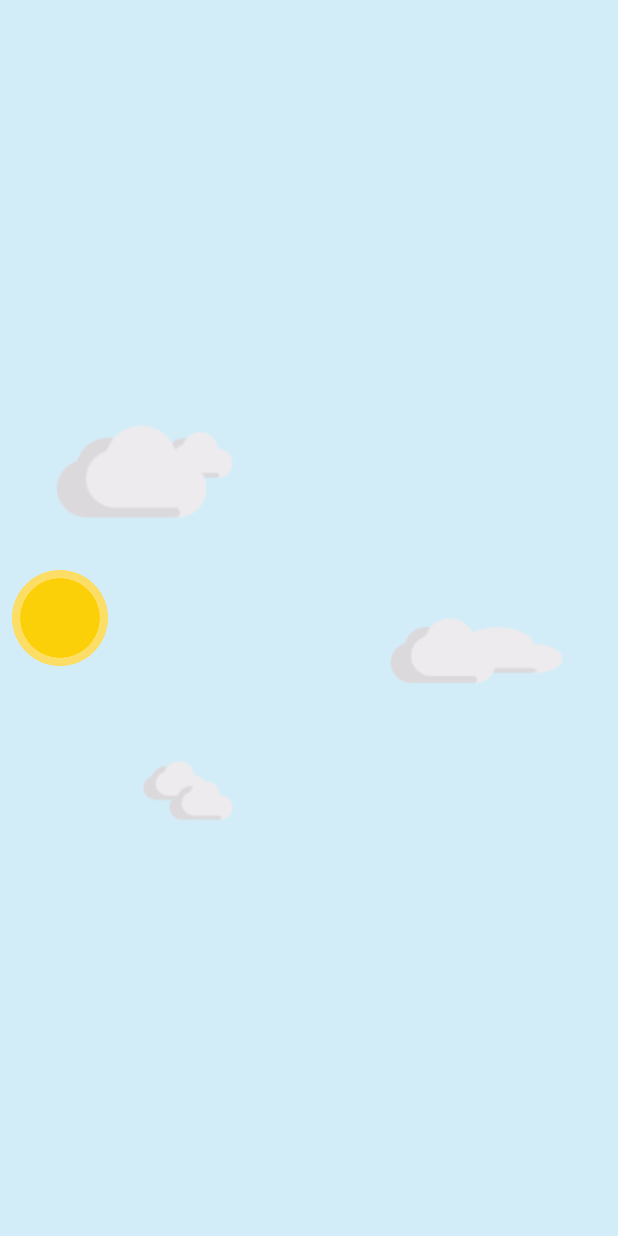
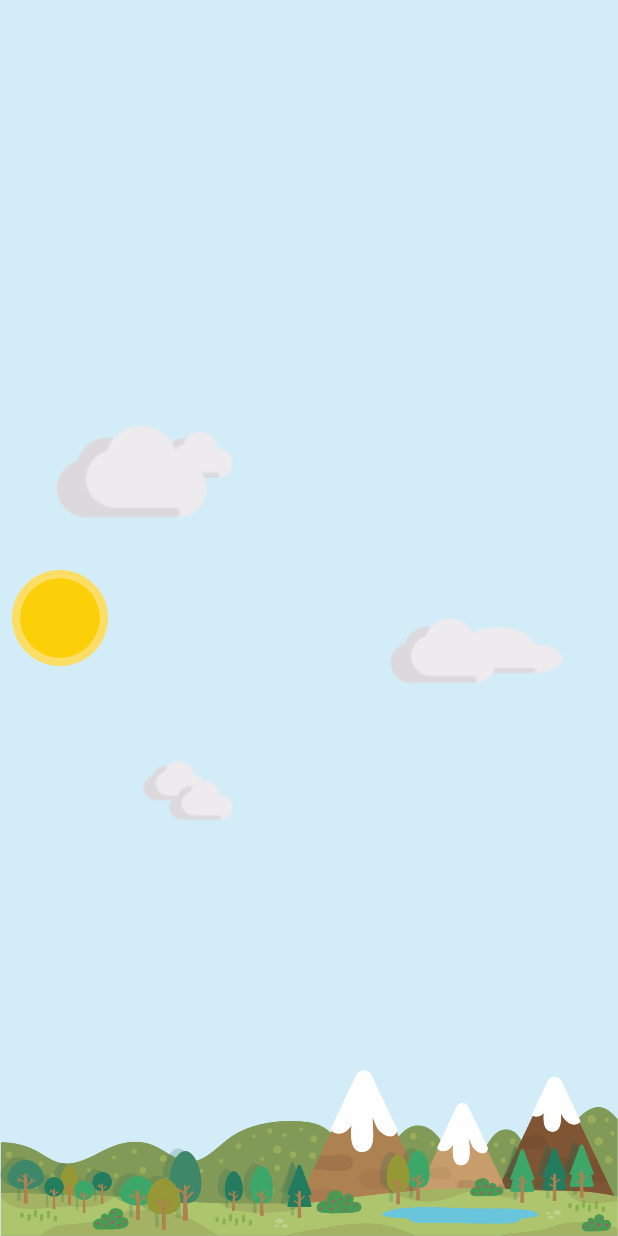
Before and after one commit to AshtonYoon/day-and-night, an Android app: the screen it shows after launch (MainActivity), on a phone screen of 412 x 824 dp. Run offline under Robolectric (Android 15) with nearby library versions, the phone set to English and light mode, and no system bars.

Commit message:
add a forest

```diff
--- a/app/src/main/res/layout/activity_main.xml
+++ b/app/src/main/res/layout/activity_main.xml
@@ -10,7 +10,7 @@
     app:layoutDescription="@xml/scene"
     tools:showPaths="true">
 
-    <View
+    <androidx.constraintlayout.utils.widget.ImageFilterView
         android:id="@+id/container"
         android:layout_width="match_parent"
         android:layout_height="match_parent"/>
@@ -34,4 +34,12 @@
         android:src="@drawable/sun"
         app:altSrc="@drawable/moon" />
 
+    <androidx.constraintlayout.utils.widget.ImageFilterView
+        android:id="@+id/forest"
+        android:layout_width="wrap_content"
+        android:layout_height="wrap_content"
+        android:scaleType="fitEnd"
+        android:src="@drawable/forest_day"
+        app:altSrc="@drawable/forest_night" />
+
 </androidx.constraintlayout.motion.widget.MotionLayout>
--- a/app/src/main/res/xml/scene.xml
+++ b/app/src/main/res/xml/scene.xml
@@ -69,6 +69,20 @@
                 motion:customFloatValue="0" />
 
         </Constraint>
+
+
+        <Constraint
+            android:id="@+id/forest"
+            android:layout_width="wrap_content"
+            android:layout_height="wrap_content"
+            android:scaleType="fitEnd"
+            motion:layout_constraintBottom_toBottomOf="parent">
+
+            <CustomAttribute
+                motion:attributeName="crossfade"
+                motion:customFloatValue="0" />
+
+        </Constraint>
     </ConstraintSet>
 
     <ConstraintSet android:id="@+id/end">
@@ -114,5 +128,19 @@
                 motion:customFloatValue="1" />
 
         </Constraint>
+
+
+        <Constraint
+            android:id="@+id/forest"
+            android:layout_width="wrap_content"
+            android:layout_height="wrap_content"
+            android:scaleType="fitEnd"
+            motion:layout_constraintBottom_toBottomOf="parent">
+
+            <CustomAttribute
+                motion:attributeName="crossfade"
+                motion:customFloatValue="1" />
+
+        </Constraint>
     </ConstraintSet>
 </MotionScene>
```
Also changed, not shown: app/src/main/res/drawable/forest_day.png (added), app/src/main/res/drawable/forest_night.png (added).
